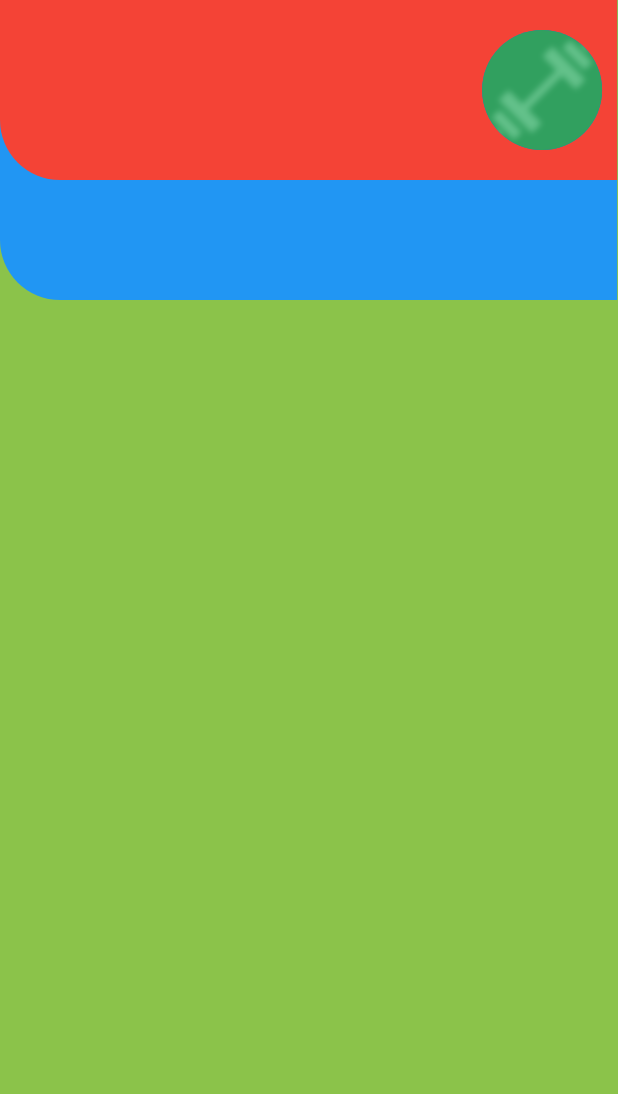
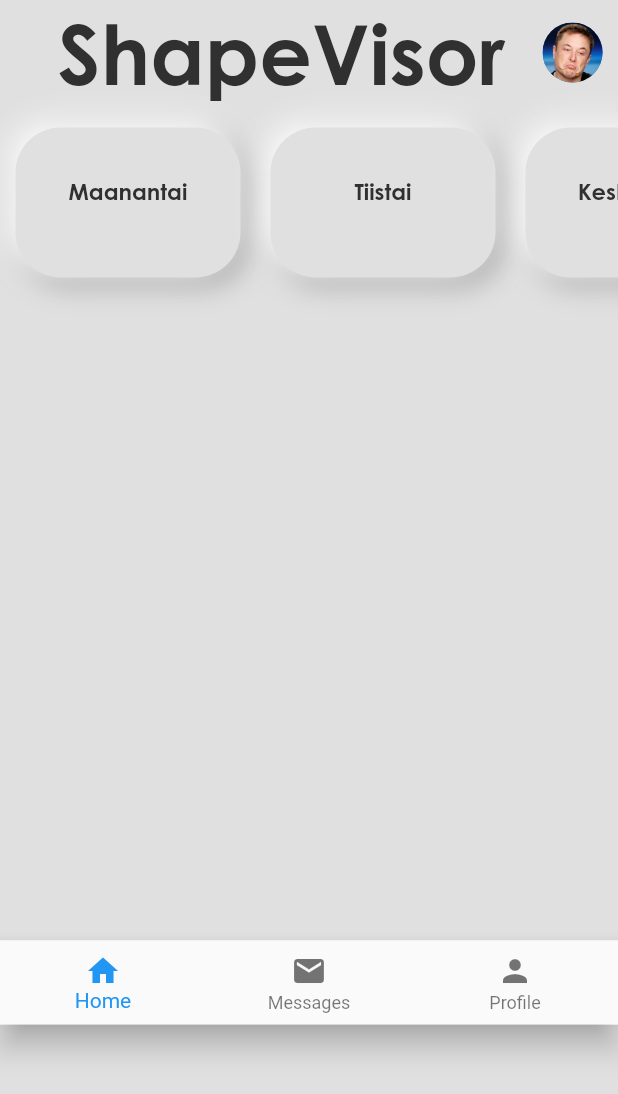
Before and after one commit to alvar-dev/ShapeVisor, a Flutter app: the screen it shows after launch, on a phone screen of 412 x 824 dp. Shown: the top 1094 px of the screen. Run offline on Flutter 3.47's test engine with Material 2 defaults, Android fonts, the phone set to English and light mode, and no system bars; our stand-ins replace flutter_svg.

Commit message:
New Shapevisor desing

```diff
--- a/lib/main.dart
+++ b/lib/main.dart
@@ -1,6 +1,7 @@
 import 'package:flutter/material.dart';
 import 'package:shapevisor/constants.dart';
 import 'package:shapevisor/screens/homepage.dart';
+import 'package:shapevisor/screens/treenisuunnittelu.dart';
 
 void main() {
   runApp(MyApp());
@@ -14,7 +15,6 @@ class MyApp extends StatelessWidget {
       debugShowCheckedModeBanner: false,
       title: 'ShapeVisor',
       theme: ThemeData(
-        scaffoldBackgroundColor: backgroundcolor,
         textTheme: Theme.of(context).textTheme.apply(bodyColor: textcolor),
         primaryColor: widgetcolor,
         visualDensity: VisualDensity.adaptivePlatformDensity,
--- /dev/null
+++ b/lib/models/treenit.dart
@@ -0,0 +1,61 @@
+class TreeniPv {
+  String viikonpv;
+  String cardinkuva;
+  int cardintausta;
+
+  TreeniPv(this.viikonpv, this.cardinkuva, this.cardintausta);
+}
+
+List<TreeniPv> cards = treeniData.map(
+    (item) => TreeniPv(
+      item['viikonpv'],
+      item['cardinkuva'],
+      item['cardintausta'],
+    ),
+).toList();
+
+var treeniData = [
+  {
+    "viikonpv": "Maanantai",
+    "cardinkuva": "assets/dumbel.png",
+    "cardintausta": 0xFF0d0c0c
+  },
+
+  {
+    "viikonpv": "Tiistai",
+    "cardinkuva": "assets/dumbel.png",
+    "cardintausta": 0xFF0d0c0c
+  },
+
+  {
+    "viikonpv": "Keskiviikko",
+    "cardinkuva": "assets/dumbel.png",
+    "cardintausta": 0xFF0d0c0c
+  },
+
+  {
+    "viikonpv": "Torstai",
+    "cardinkuva": "assets/dumbel.png",
+    "cardintausta": 0xFF0d0c0c
+  },
+
+  {
+    "viikonpv": "Perjantai",
+    "cardinkuva": "assets/dumbel.png",
+    "cardintausta": 0xFF0d0c0c
+  },
+
+  {
+    "viikonpv": "Lauantai",
+    "cardinkuva": "assets/dumbel.png",
+    "cardintausta": 0xFF0d0c0c
+  },
+
+  {
+    "viikonpv": "Sunnuntai",
+    "cardinkuva": "assets/dumbel.png",
+    "cardintausta": 0xFF0d0c0c
+  },
+
+
+];
--- a/lib/screens/homepage.dart
+++ b/lib/screens/homepage.dart
@@ -1,13 +1,14 @@
 import 'package:flutter/cupertino.dart';
 import 'package:flutter/material.dart';
-import 'package:shapevisor/constants.dart';
+import 'package:shapevisor/models/treenit.dart';
+import 'package:flutter_svg/flutter_svg.dart';
 
 class HomeScreen extends StatelessWidget {
   @override
   Widget build(BuildContext context) {
     return Scaffold(
       body: Container(
-        color: Colors.lightGreen,
+        color: Colors.grey[300],
         child: Row(
           children: <Widget>[
             Column(
@@ -15,43 +16,97 @@ class HomeScreen extends StatelessWidget {
                 Stack(
                   children: <Widget>[
                     Container(
-                      decoration: BoxDecoration(
-                        shape: BoxShape.rectangle,
-                        borderRadius: BorderRadius.only(
-                          bottomLeft: Radius.circular(40.0),
-                        ),
-                        color: Colors.blue,
-                      ),
-                      //padding: EdgeInsets.fromLTRB(205.5, 70, 205.5, 70),
-                      height: 200,
+                      height: 270,
                       width: 411.4,
+                      //color: Colors.blue,
+                      child: ListView.builder(
+                          scrollDirection: Axis.horizontal,
+                          // padding: EdgeInsets.only(left: 16, right: 6),
+                          itemCount: cards.length,
+                          itemBuilder: (context, index) {
+                            return Container(
+                              child: Row(
+                                children: [
+                                  SizedBox(
+                                    width: 10,
+                                  ),
+                                  GestureDetector(
+                                    onTap: (){
+                                      print('Nyt toimii');
+                                    },
+                                    child: Container(
+                                      height: 100,
+                                      width: 150,
+                                      decoration: BoxDecoration(
+                                        borderRadius: BorderRadius.circular(30),
+                                        //color: Color(cards[index].cardintausta),
+                                        color: Colors.grey[300],
+                                        boxShadow: [
+                                          BoxShadow(
+                                            color: Colors.grey[500],
+                                            offset: Offset(4, 4),
+                                            blurRadius: 15,
+                                            spreadRadius: 1.0,
+                                          ),
+                                          BoxShadow(
+                                            color: Colors.white,
+                                            offset: Offset(-4, -4),
+                                            blurRadius: 15  ,
+                                            spreadRadius: 1.0,
+                                          ),
+                                        ],
+                                      ),
+                                      child: Column(
+                                        mainAxisAlignment: MainAxisAlignment.center,
+                                        children: [
+                                          Padding(
+                                            padding: const EdgeInsets.fromLTRB(0, 0, 0, 15),
+                                            child: Text(cards[index].viikonpv, style: TextStyle(fontSize: 15,  color: Color(0xff303030), fontFamily: 'Gothic')),
+                                          ),
+                                        ],
+                                      ),
+                                    ),
+                                  ),
+                                  SizedBox(
+                                    width: 10,
+                                  ),
+                                ],
+                              ),
+                            );
+                          }),
                     ),
                     Container(
-                      decoration: BoxDecoration(
-                        shape: BoxShape.rectangle,
-                        borderRadius: BorderRadius.only(
-                          bottomLeft: Radius.circular(40.0),
-                        ),
-                        color: Colors.red,
-                      ),
-                      //padding: EdgeInsets.fromLTRB(165, 0, 165, 0),
-                      height: 120,
+                      height: 70,
                       width: 411.4,
-
                       child: Row(
                         crossAxisAlignment: CrossAxisAlignment.center,
                         mainAxisAlignment: MainAxisAlignment.end,
                         children: <Widget>[
-                          SizedBox(width: 50),
+                          Text('ShapeVisor', style: TextStyle(
+                            fontSize: 55,
+                            fontFamily: 'Gothic',
+                            color: Color(0xff303030),
+                          ),),
+                          SizedBox(
+                            width: 25,
+                          ),
                           CircleAvatar(
-                            backgroundImage: AssetImage('assets/dumbel.png'),
-                            radius: 40,
+                            backgroundImage: AssetImage('assets/elon.jpg'),
+                            radius: 20,
                           ),
                           SizedBox(width: 10),
                         ],
                       ),
                     ),
                   ],
+                ),
+                SizedBox(height: 357),
+                Container(
+                  width: MediaQuery.of(context).size.width,
+                  height: kBottomNavigationBarHeight,
+                  child: Scaffold(
+                    body: Navbar(),
+                  ),
                 ),
               ],
             ),
@@ -61,3 +116,33 @@ class HomeScreen extends StatelessWidget {
     );
 }
 }
+
+class Navbar extends StatefulWidget {
+  @override
+  _NavbarState createState() => _NavbarState();
+}
+
+class _NavbarState extends State<Navbar> {
+  @override
+  Widget build(BuildContext context) {
+    return Scaffold(
+      bottomNavigationBar: BottomNavigationBar(
+        currentIndex: 0, // this will be set when a new tab is tapped
+        items: [
+          BottomNavigationBarItem(
+            icon: new Icon(Icons.home),
+            title: new Text('Home'),
+          ),
+          BottomNavigationBarItem(
+            icon: new Icon(Icons.mail),
+            title: new Text('Messages'),
+          ),
+          BottomNavigationBarItem(
+              icon: Icon(Icons.person),
+              title: Text('Profile')
+          )
+        ],
+      ),
+    );
+  }
+}
```
Also changed, not shown: lib/screens/treenisuunnittelu.dart (added, +92 -0 lines), pubspec.yaml (+8 -6 lines), assets/elon.jpg (added), assets/kuva1.png (added), pubspec.lock.
